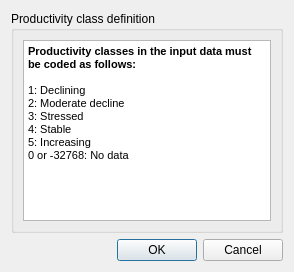
First picture: the form in LDMP/gui/DlgDataIOImportProd.ui, repository ConservationInternational/trends.earth, before the edit.
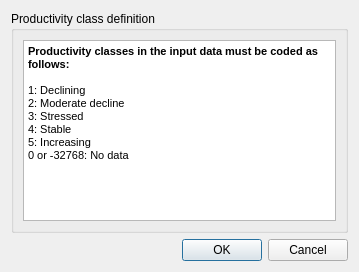
Second picture: the form after the edit.

Commit message: Refactor soil organic carbon dialog.

Diff of the .ui file:
```diff
--- a/LDMP/gui/DlgDataIOImportProd.ui
+++ b/LDMP/gui/DlgDataIOImportProd.ui
@@ -9,7 +9,7 @@
    <rect>
     <x>0</x>
     <y>0</y>
-    <width>294</width>
+    <width>359</width>
     <height>272</height>
    </rect>
   </property>
@@ -53,7 +53,7 @@
          <string>&lt;!DOCTYPE HTML PUBLIC &quot;-//W3C//DTD HTML 4.0//EN&quot; &quot;http://www.w3.org/TR/REC-html40/strict.dtd&quot;&gt;
 &lt;html&gt;&lt;head&gt;&lt;meta name=&quot;qrichtext&quot; content=&quot;1&quot; /&gt;&lt;style type=&quot;text/css&quot;&gt;
 p, li { white-space: pre-wrap; }
-&lt;/style&gt;&lt;/head&gt;&lt;body style=&quot; font-family:'MS Shell Dlg 2'; font-size:7.875pt; font-weight:400; font-style:normal;&quot;&gt;
+&lt;/style&gt;&lt;/head&gt;&lt;body style=&quot; font-family:'MS Shell Dlg 2'; font-size:8.25pt; font-weight:400; font-style:normal;&quot;&gt;
 &lt;p style=&quot; margin-top:0px; margin-bottom:0px; margin-left:0px; margin-right:0px; -qt-block-indent:0; text-indent:0px;&quot;&gt;&lt;span style=&quot; font-size:8pt; font-weight:600;&quot;&gt;Productivity classes in the input data must be coded as follows:&lt;/span&gt;&lt;/p&gt;
 &lt;p style=&quot;-qt-paragraph-type:empty; margin-top:0px; margin-bottom:0px; margin-left:0px; margin-right:0px; -qt-block-indent:0; text-indent:0px; font-size:8pt;&quot;&gt;&lt;br /&gt;&lt;/p&gt;
 &lt;p style=&quot; margin-top:0px; margin-bottom:0px; margin-left:0px; margin-right:0px; -qt-block-indent:0; text-indent:0px;&quot;&gt;&lt;span style=&quot; font-size:8pt;&quot;&gt;1: Declining&lt;/span&gt;&lt;/p&gt;
```
The commit also changes 3 other files.
